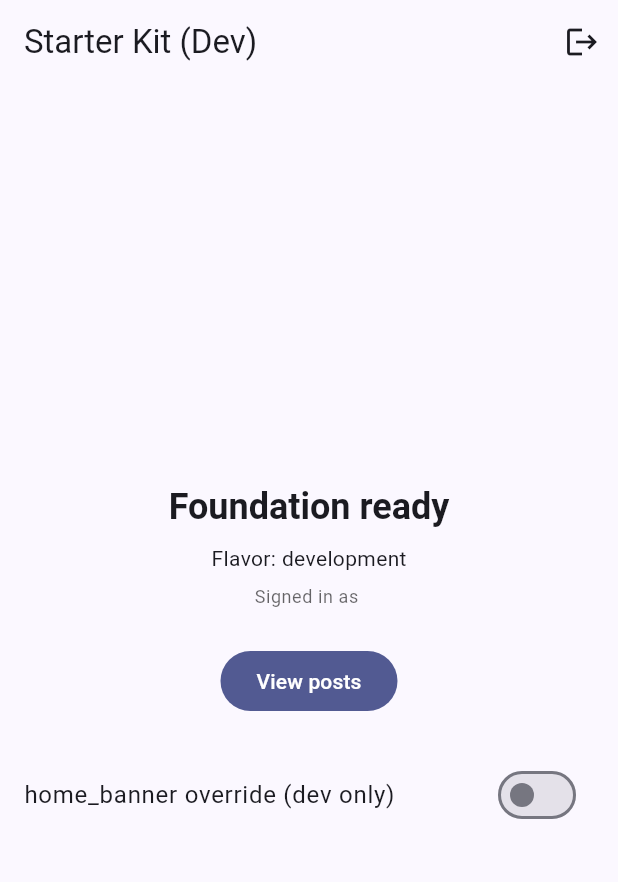
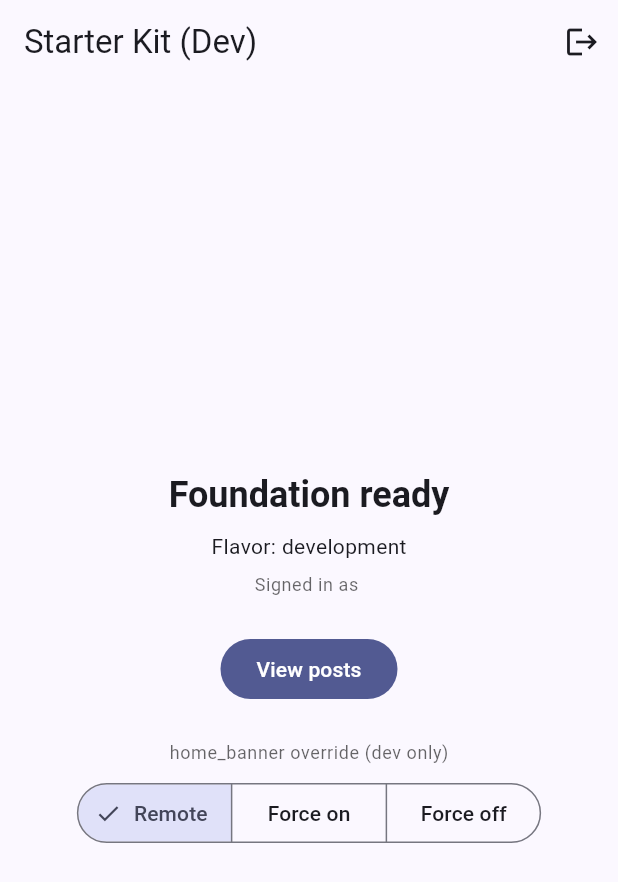
Before and after one commit to nicolinx/flutter_enterprise_starter_kit, a Flutter app: the screen it shows once a user with an empty profile is signed in, on a phone screen of 412 x 824 dp. Shown: the top 882 px of the screen. Run offline on Flutter 3.47's test engine with Material 3 defaults, Android fonts, the phone set to English and light mode, and no system bars; our stand-ins replace connectivity_plus, dio, firebase_auth, firebase_core, firebase_remote_config, flutter_bloc and 7 more; accounts and stored records are empty; generated files the repository leaves out were written again.

Commit message:
feat: allow resetting a feature flag override back to remote

```diff
--- a/lib/core/feature_flags/feature_flags.dart
+++ b/lib/core/feature_flags/feature_flags.dart
@@ -9,6 +9,10 @@ abstract class FeatureFlags {
 
   bool isEnabled(FeatureFlag flag);
 
+  /// The current local override for [flag], or `null` if none is set (the
+  /// flag is following its remote/default value).
+  bool? overrideFor(FeatureFlag flag);
+
   /// Forces a flag to a value on this device, ignoring the remote value.
   /// Pass `null` to remove the override and go back to using the remote
   /// (or default) value.
--- a/lib/core/feature_flags/feature_flags_impl.dart
+++ b/lib/core/feature_flags/feature_flags_impl.dart
@@ -51,6 +51,9 @@ class FeatureFlagsImpl implements FeatureFlags {
       _remoteConfig.getBool(flag.remoteConfigKey);
 
   @override
+  bool? overrideFor(FeatureFlag flag) => _overridesBox.get(flag.name);
+
+  @override
   Future<void> setOverride(FeatureFlag flag, {required bool? value}) async {
     if (value == null) {
       await _overridesBox.delete(flag.name);
--- /dev/null
+++ b/lib/features/home/presentation/cubit/home_banner_cubit.dart
@@ -0,0 +1,28 @@
+import 'package:flutter_bloc/flutter_bloc.dart';
+import 'package:flutter_enterprise_starter_kit/core/feature_flags/feature_flag.dart';
+import 'package:flutter_enterprise_starter_kit/core/feature_flags/feature_flags.dart';
+import 'package:flutter_enterprise_starter_kit/features/home/presentation/cubit/home_banner_state.dart';
+
+class HomeBannerCubit extends Cubit<HomeBannerState> {
+  HomeBannerCubit(this._featureFlags)
+    : super(
+        HomeBannerState(
+          isEnabled: _featureFlags.isEnabled(FeatureFlag.homeBanner),
+          overrideValue: _featureFlags.overrideFor(FeatureFlag.homeBanner),
+        ),
+      );
+
+  final FeatureFlags _featureFlags;
+
+  /// Pass `null` to clear the override and go back to following the remote
+  /// value.
+  Future<void> setOverride({required bool? value}) async {
+    await _featureFlags.setOverride(FeatureFlag.homeBanner, value: value);
+    emit(
+      HomeBannerState(
+        isEnabled: _featureFlags.isEnabled(FeatureFlag.homeBanner),
+        overrideValue: value,
+      ),
+    );
+  }
+}
--- /dev/null
+++ b/lib/features/home/presentation/cubit/home_banner_state.dart
@@ -0,0 +1,11 @@
+import 'package:freezed_annotation/freezed_annotation.dart';
+
+part 'home_banner_state.freezed.dart';
+
+@freezed
+sealed class HomeBannerState with _$HomeBannerState {
+  const factory HomeBannerState({
+    required bool isEnabled,
+    required bool? overrideValue,
+  }) = _HomeBannerState;
+}
--- a/lib/features/home/presentation/pages/home_page.dart
+++ b/lib/features/home/presentation/pages/home_page.dart
@@ -2,12 +2,13 @@ import 'package:flutter/material.dart';
 import 'package:flutter_bloc/flutter_bloc.dart';
 import 'package:flutter_enterprise_starter_kit/core/config/flavor_config.dart';
 import 'package:flutter_enterprise_starter_kit/core/di/injection.dart';
-import 'package:flutter_enterprise_starter_kit/core/feature_flags/feature_flag.dart';
 import 'package:flutter_enterprise_starter_kit/core/feature_flags/feature_flags.dart';
 import 'package:flutter_enterprise_starter_kit/core/router/route_paths.dart';
 import 'package:flutter_enterprise_starter_kit/core/theme/app_text_styles.dart';
 import 'package:flutter_enterprise_starter_kit/features/auth/presentation/cubit/auth_cubit.dart';
 import 'package:flutter_enterprise_starter_kit/features/auth/presentation/cubit/auth_state.dart';
+import 'package:flutter_enterprise_starter_kit/features/home/presentation/cubit/home_banner_cubit.dart';
+import 'package:flutter_enterprise_starter_kit/features/home/presentation/cubit/home_banner_state.dart';
 import 'package:go_router/go_router.dart';
 
 /// Landing page shown once signed in. Proves DI/router/theme/auth are wired
@@ -63,34 +64,32 @@ class HomePage extends StatelessWidget {
   }
 }
 
-/// Demonstrates `core/feature_flags/`: shows a banner when
-/// [FeatureFlag.homeBanner] is enabled, plus (dev flavor only) a local
-/// override switch so the flag can be flipped without any Firebase Remote
-/// Config console setup.
-class _FeatureFlagBanner extends StatefulWidget {
+/// Demonstrates `core/feature_flags/`: shows a banner when the flag is
+/// enabled, plus (dev flavor only) a local override control so it can be
+/// forced on/off, or reset to follow Remote Config, without any Firebase
+/// console setup.
+class _FeatureFlagBanner extends StatelessWidget {
   const _FeatureFlagBanner();
 
   @override
-  State<_FeatureFlagBanner> createState() => _FeatureFlagBannerState();
+  Widget build(BuildContext context) {
+    return BlocProvider(
+      create: (_) => HomeBannerCubit(getIt<FeatureFlags>()),
+      child: const _FeatureFlagBannerView(),
+    );
+  }
 }
 
-class _FeatureFlagBannerState extends State<_FeatureFlagBanner> {
-  bool _isEnabled = getIt<FeatureFlags>().isEnabled(FeatureFlag.homeBanner);
-
-  Future<void> _toggleOverride(bool value) async {
-    await getIt<FeatureFlags>().setOverride(
-      FeatureFlag.homeBanner,
-      value: value,
-    );
-    setState(() => _isEnabled = value);
-  }
+class _FeatureFlagBannerView extends StatelessWidget {
+  const _FeatureFlagBannerView();
 
   @override
   Widget build(BuildContext context) {
-    return Column(
+    return BlocBuilder<HomeBannerCubit, HomeBannerState>(
+      builder: (context, state) => Column(
         mainAxisSize: MainAxisSize.min,
         children: [
-        if (_isEnabled) ...[
+          if (state.isEnabled) ...[
             Card(
               child: Padding(
                 padding: const EdgeInsets.all(16),
@@ -102,13 +101,27 @@ class _FeatureFlagBannerState extends State<_FeatureFlagBanner> {
             ),
             const SizedBox(height: 16),
           ],
-        if (FlavorConfig.isDevelopment)
-          SwitchListTile(
-            title: const Text('home_banner override (dev only)'),
-            value: _isEnabled,
-            onChanged: _toggleOverride,
+          if (FlavorConfig.isDevelopment) ...[
+            Text(
+              'home_banner override (dev only)',
+              style: AppTextStyles.caption(context),
+            ),
+            const SizedBox(height: 8),
+            SegmentedButton<bool?>(
+              segments: const [
+                ButtonSegment(value: null, label: Text('Remote')),
+                ButtonSegment(value: true, label: Text('Force on')),
+                ButtonSegment(value: false, label: Text('Force off')),
+              ],
+              selected: {state.overrideValue},
+              onSelectionChanged: (selection) =>
+                  context.read<HomeBannerCubit>().setOverride(
+                    value: selection.first,
+                  ),
             ),
           ],
+        ],
+      ),
     );
   }
 }
```
Lines whose indentation alone changed are shown as unchanged.
